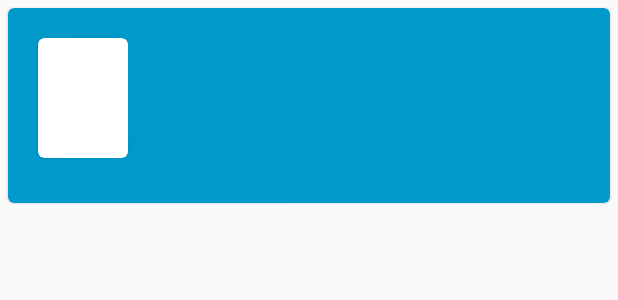
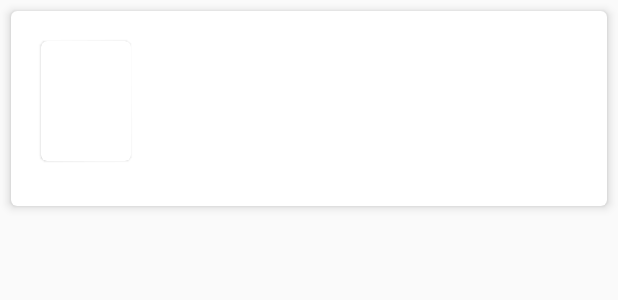
Before and after one commit to WammKD/Memwa, an Android app: the layout load_more_item_view.xml on its own in the app's theme, with its tools: preview values and no code run, on a phone screen of 412 x 824 dp. Shown: the top 300 px of the screen. Run offline under Robolectric (Android 15) with nearby library versions, the phone set to English and light mode, and no system bars.

Commit message:
I can't seem to get the height for the scrolling correct but I'll leave this, for now. Just getting the drop-shadows more accurate and spacing.

```diff
--- a/app/src/main/res/layout/activity_main.xml
+++ b/app/src/main/res/layout/activity_main.xml
@@ -5,6 +5,7 @@
                                              android:id="@+id/container"
                                              android:layout_width="match_parent"
                                              android:layout_height="match_parent"
+                                             android:background="@color/background"
                                              tools:context=".MainActivity">
 	<TextView android:id="@+id/message"
 	          android:layout_width="wrap_content"
--- a/app/src/main/res/layout/load_more_item_view.xml
+++ b/app/src/main/res/layout/load_more_item_view.xml
@@ -4,9 +4,9 @@
                                     android:layout_width="match_parent"
                                     android:layout_height="wrap_content"
                                     app:cardCornerRadius="4dp"
-                                    app:cardElevation="1dp"
-                                    android:layout_margin="5dp"
-                                    app:cardBackgroundColor="@android:color/holo_blue_dark">
+                                    app:cardElevation="4dp"
+                                    android:layout_margin="7dp"
+                                    app:cardBackgroundColor="@color/card_background">
 	<LinearLayout android:orientation="horizontal"
 	              android:layout_width="match_parent"
 	              android:layout_height="wrap_content"
--- a/app/src/main/res/values/colors.xml
+++ b/app/src/main/res/values/colors.xml
@@ -1,6 +1,8 @@
 <?xml version="1.0" encoding="utf-8"?>
 <resources>
-    <color name="colorPrimary">#008577</color>
-    <color name="colorPrimaryDark">#00574B</color>
-    <color name="colorAccent">#D81B60</color>
+	<color name="colorPrimary">#008577</color>
+	<color name="colorPrimaryDark">#00574B</color>
+	<color name="colorAccent">#D81B60</color>
+	<color name="background">#F1F1F1</color>
+	<color name="card_background">#FFFFFF</color>
 </resources>
```
